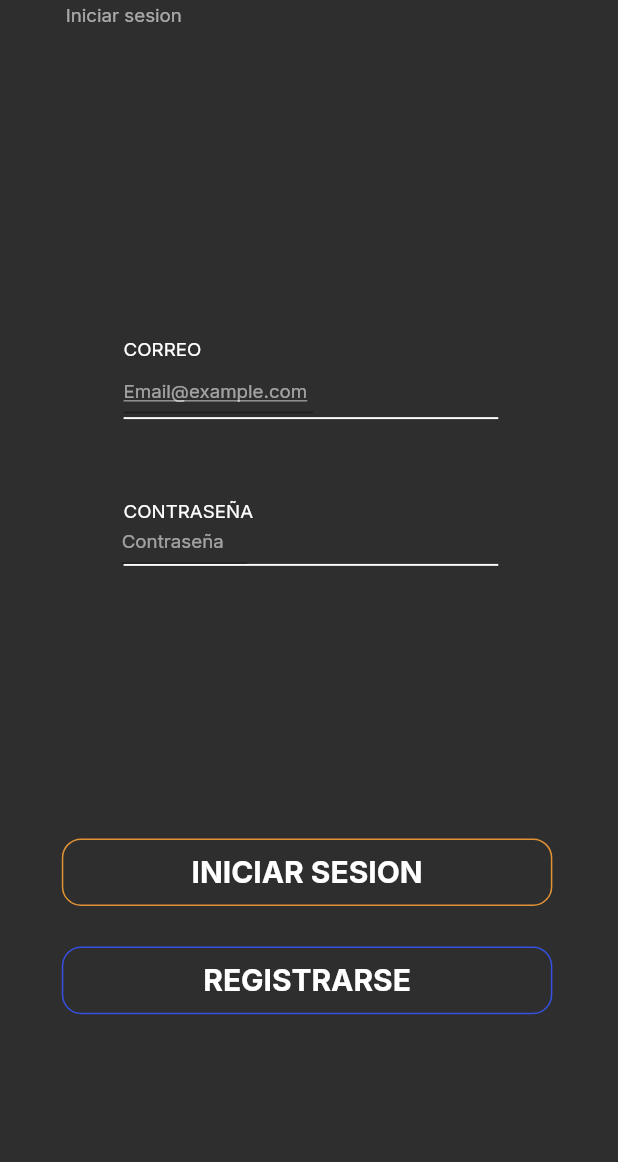
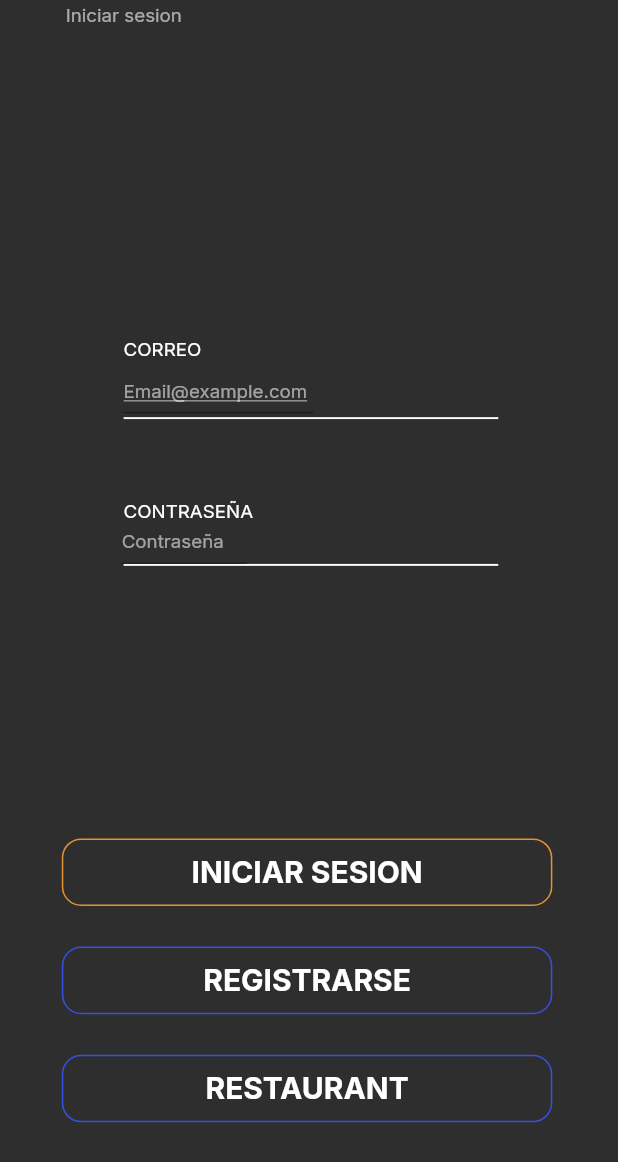
Before and after one commit to LuisMtz139/Movilesl, a Flutter app: the Scene screen opened directly, on a phone screen of 412 x 824 dp. Shown: the top 1162 px of the screen. Run offline on Flutter 3.47's test engine with Material 2 defaults, Android fonts, the phone set to English and light mode, and no system bars; our stand-ins replace bloc, fluttertoast, google_fonts, shared_preferences; accounts and stored records are empty; statements that could not run were skipped.

```diff
--- a/lib/Products/Presentation/pages/locales/iniciar-sesion.dart
+++ b/lib/Products/Presentation/pages/locales/iniciar-sesion.dart
@@ -4,6 +4,7 @@ import 'package:http/http.dart' as http;
 import '../Users/home.dart';
 import './registrar.dart';
 import '../../services/serviceInicio.dart'; // Importa el archivo serviceInicio.dart
+import '../../usuarios-compradores/products-list.dart';
 
 void main() {
   runApp(MyApp());
@@ -17,6 +18,7 @@ class MyApp extends StatelessWidget {
       routes: {
         '/otherScene': (context) => OtherScene(),
         '/registrar': (context) => RegistrarScene(), // Agrega la ruta para la vista de registro
+        '/restaurant': (context) => RestaurantScene(), // Agrega la ruta para la vista de restaurante
       },
     );
   }
@@ -61,6 +63,10 @@ class _SceneState extends State<Scene> {
     Navigator.pushNamed(context, '/registrar');
     // Si tienes una ruta para la vista de registro, puedes utilizarla así:
     // Navigator.pushNamed(context, '/registro');
+  }
+
+  void _navigateToRestaurant(BuildContext context) {
+    Navigator.pushNamed(context, '/restaurant');
   }
 
   @override
@@ -175,6 +181,37 @@ class _SceneState extends State<Scene> {
                 ),
               ),
               Positioned(
+                left: 32 * fem,
+                top: 545 * fem,
+                child: TextButton(
+                  onPressed: () {
+                    _navigateToRestaurant(context);
+                  },
+                  style: TextButton.styleFrom(
+                    padding: EdgeInsets.zero,
+                  ),
+                  child: Container(
+                    width: 254 * fem,
+                    height: 35 * fem,
+                    decoration: BoxDecoration(
+                      border: Border.all(color: Color(0xff3550e2)),
+                      borderRadius: BorderRadius.circular(10 * fem),
+                    ),
+                    child: Center(
+                      child: Text(
+                        'RESTAURANT',
+                        style: GoogleFonts.inter(
+                          fontSize: 16 * ffem,
+                          fontWeight: FontWeight.w700,
+                          height: 1.2125 * ffem / fem,
+                          color: Color(0xffffffff),
+                        ),
+                      ),
+                    ),
+                  ),
+                ),
+              ),
+              Positioned(
                 left: 64 * fem,
                 top: 216 * fem,
                 child: Align(
@@ -261,7 +298,6 @@ class _SceneState extends State<Scene> {
                   ),
                 ),
               ),
-
               Positioned(
                 left: 63 * fem,
                 top: 279 * fem,
--- a/lib/Products/Presentation/usuarios-compradores/products-list.dart
+++ b/lib/Products/Presentation/usuarios-compradores/products-list.dart
@@ -1,15 +1,12 @@
 import 'package:flutter/material.dart';
 import 'package:google_fonts/google_fonts.dart';
 import 'package:http/http.dart' as http;
-import '../Users/home.dart';
-import './registrar.dart';
-import '../../services/serviceInicio.dart'; // Importa el archivo serviceInicio.dart
+import '../pages/Users/home.dart';
+import '../pages/locales/registrar.dart';
+import '../services/serviceInicio.dart'; // Importa el archivo serviceInicio.dart
 
-void main() {
-  runApp(MyApp());
-}
 
-class MyApp extends StatelessWidget {
+class RestaurantScene extends StatelessWidget {
   @override
   Widget build(BuildContext context) {
     return MaterialApp(
@@ -90,7 +87,7 @@ class _SceneState extends State<Scene> {
                     child: TextField(
                       controller: emailController,
                       decoration: InputDecoration(
-                        hintText: 'Email@example.com',
+                        hintText: 'email@example.com',
                         hintStyle: GoogleFonts.inter(
                           fontSize: 10 * ffem,
                           fontWeight: FontWeight.w400,
```
